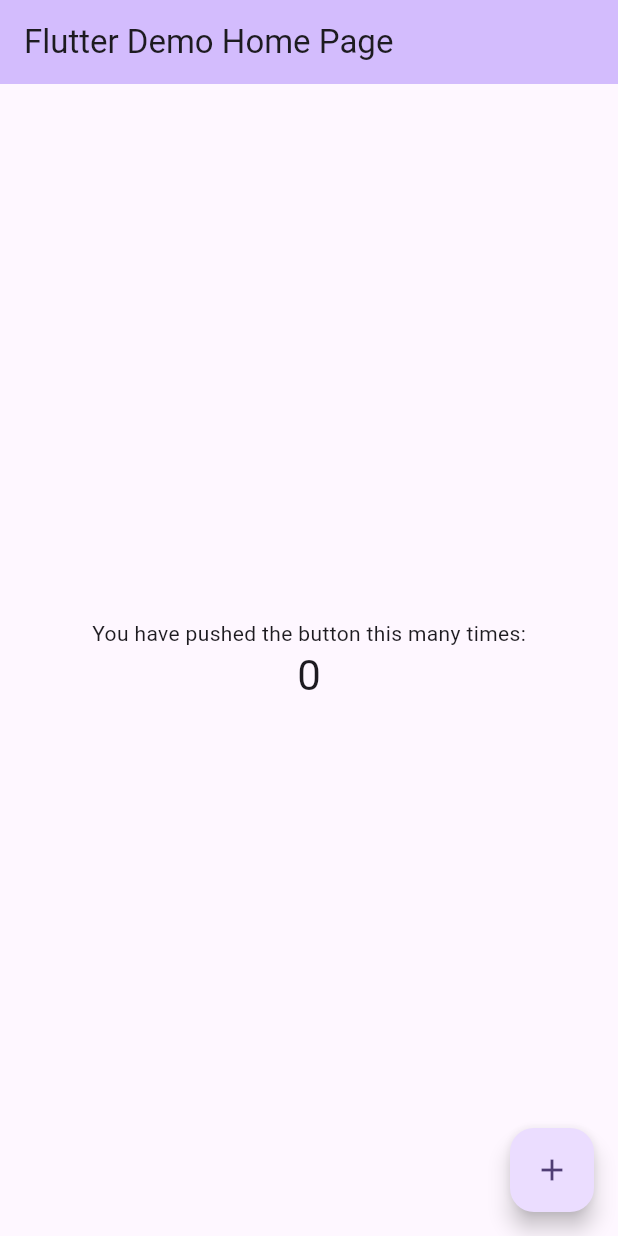
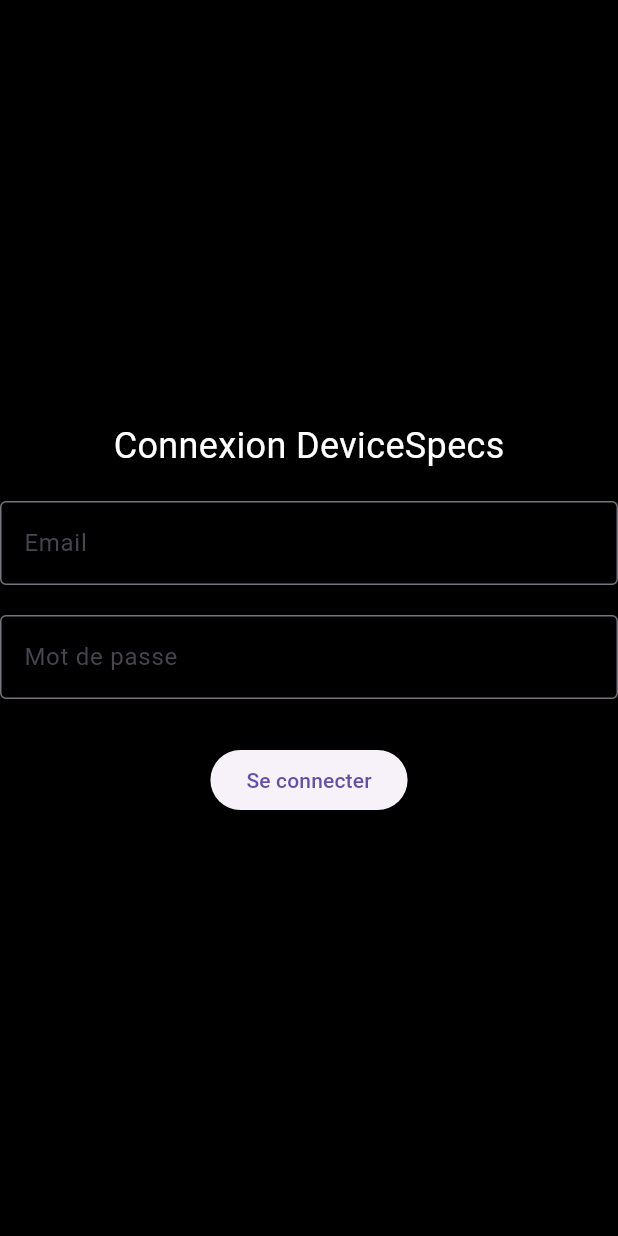
Before and after one commit to VicAy007/device_specs, a Flutter app: the screen it shows after launch, on a phone screen of 412 x 824 dp. Run offline on Flutter 3.47's test engine with Material 3 defaults, Android fonts, the light colour scheme and no system bars.

Commit message:
feat: création de la page Login basique

```diff
--- a/lib/main.dart
+++ b/lib/main.dart
@@ -1,4 +1,5 @@
 import 'package:flutter/material.dart';
+import 'screens/login_page.dart';
 
 void main() {
   runApp(const MyApp());
@@ -7,116 +8,15 @@
 class MyApp extends StatelessWidget {
   const MyApp({super.key});
 
-  // This widget is the root of your application.
   @override
   Widget build(BuildContext context) {
     return MaterialApp(
-      title: 'Flutter Demo',
-      theme: ThemeData(
-        // This is the theme of your application.
-        //
-        // TRY THIS: Try running your application with "flutter run". You'll see
-        // the application has a purple toolbar. Then, without quitting the app,
-        // try changing the seedColor in the colorScheme below to Colors.green
-        // and then invoke "hot reload" (save your changes or press the "hot
-        // reload" button in a Flutter-supported IDE, or press "r" if you used
-        // the command line to start the app).
-        //
-        // Notice that the counter didn't reset back to zero; the application
-        // state is not lost during the reload. To reset the state, use hot
-        // restart instead.
-        //
-        // This works for code too, not just values: Most code changes can be
-        // tested with just a hot reload.
-        colorScheme: .fromSeed(seedColor: Colors.deepPurple),
-      ),
-      home: const MyHomePage(title: 'Flutter Demo Home Page'),
+      debugShowCheckedModeBanner: false,
+      initialRoute: "/login",
+      routes: {
+        "/login": (context) => const LoginPage(),
+        "/home": (context) => const Placeholder(),
+      },
     );
   }
 }
-
-class MyHomePage extends StatefulWidget {
-  const MyHomePage({super.key, required this.title});
-
-  // This widget is the home page of your application. It is stateful, meaning
-  // that it has a State object (defined below) that contains fields that affect
-  // how it looks.
-
-  // This class is the configuration for the state. It holds the values (in this
-  // case the title) provided by the parent (in this case the App widget) and
-  // used by the build method of the State. Fields in a Widget subclass are
-  // always marked "final".
-
-  final String title;
-
-  @override
-  State<MyHomePage> createState() => _MyHomePageState();
-}
-
-class _MyHomePageState extends State<MyHomePage> {
-  int _counter = 0;
-
-  void _incrementCounter() {
-    setState(() {
-      // This call to setState tells the Flutter framework that something has
-      // changed in this State, which causes it to rerun the build method below
-      // so that the display can reflect the updated values. If we changed
-      // _counter without calling setState(), then the build method would not be
-      // called again, and so nothing would appear to happen.
-      _counter++;
-    });
-  }
-
-  @override
-  Widget build(BuildContext context) {
-    // This method is rerun every time setState is called, for instance as done
-    // by the _incrementCounter method above.
-    //
-    // The Flutter framework has been optimized to make rerunning build methods
-    // fast, so that you can just rebuild anything that needs updating rather
-    // than having to individually change instances of widgets.
-    return Scaffold(
-      appBar: AppBar(
-        // TRY THIS: Try changing the color here to a specific color (to
-        // Colors.amber, perhaps?) and trigger a hot reload to see the AppBar
-        // change color while the other colors stay the same.
-        backgroundColor: Theme.of(context).colorScheme.inversePrimary,
-        // Here we take the value from the MyHomePage object that was created by
-        // the App.build method, and use it to set our appbar title.
-        title: Text(widget.title),
-      ),
-      body: Center(
-        // Center is a layout widget. It takes a single child and positions it
-        // in the middle of the parent.
-        child: Column(
-          // Column is also a layout widget. It takes a list of children and
-          // arranges them vertically. By default, it sizes itself to fit its
-          // children horizontally, and tries to be as tall as its parent.
-          //
-          // Column has various properties to control how it sizes itself and
-          // how it positions its children. Here we use mainAxisAlignment to
-          // center the children vertically; the main axis here is the vertical
-          // axis because Columns are vertical (the cross axis would be
-          // horizontal).
-          //
-          // TRY THIS: Invoke "debug painting" (choose the "Toggle Debug Paint"
-          // action in the IDE, or press "p" in the console), to see the
-          // wireframe for each widget.
-          mainAxisAlignment: .center,
-          children: [
-            const Text('You have pushed the button this many times:'),
-            Text(
-              '$_counter',
-              style: Theme.of(context).textTheme.headlineMedium,
-            ),
-          ],
-        ),
-      ),
-      floatingActionButton: FloatingActionButton(
-        onPressed: _incrementCounter,
-        tooltip: 'Increment',
-        child: const Icon(Icons.add),
-      ),
-    );
-  }
-}
--- /dev/null
+++ b/lib/screens/login_page.dart
@@ -0,0 +1,45 @@
+import 'package:flutter/material.dart';
+
+class LoginPage extends StatelessWidget {
+  const LoginPage({super.key});
+
+  @override
+  Widget build(BuildContext context) {
+    return Scaffold(
+      backgroundColor: Colors.black,
+      body: Center(
+        child: Column(
+          mainAxisAlignment: MainAxisAlignment.center,
+          children: [
+            const Text(
+              "Connexion DeviceSpecs",
+              style: TextStyle(color: Colors.white, fontSize: 24),
+            ),
+            const SizedBox(height: 20),
+            TextField(
+              decoration: const InputDecoration(
+                labelText: "Email",
+                border: OutlineInputBorder(),
+              ),
+            ),
+            const SizedBox(height: 20),
+            TextField(
+              obscureText: true,
+              decoration: const InputDecoration(
+                labelText: "Mot de passe",
+                border: OutlineInputBorder(),
+              ),
+            ),
+            const SizedBox(height: 30),
+            ElevatedButton(
+              onPressed: () {
+                Navigator.pushReplacementNamed(context, "/home");
+              },
+              child: const Text("Se connecter"),
+            ),
+          ],
+        ),
+      ),
+    );
+  }
+}
```
